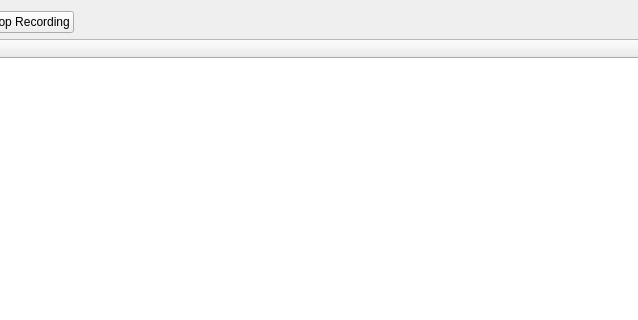
yschulz/rqt_bag_recorder, file resource/rqt_bag_recorder.ui: the form before one commit; both pictures show x 200 to 838 and y 0 to 320 of the 1123 by 500 pixel window.
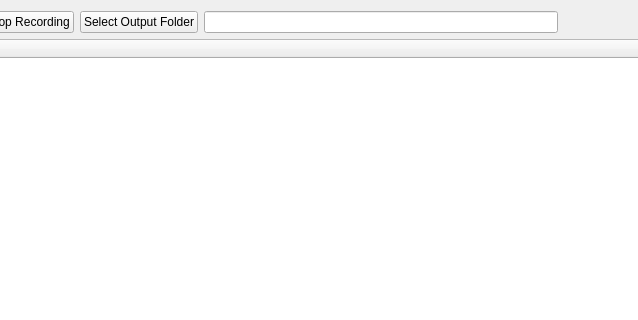
The form after the commit.

Commit message: adds recording and miscellaneous checks and bells and whistles to transport state of the widget

Patch:
```diff
--- a/resource/rqt_bag_recorder.ui
+++ b/resource/rqt_bag_recorder.ui
@@ -43,6 +43,16 @@
        </property>
       </widget>
      </item>
+     <item>
+      <widget class="QPushButton" name="set_output">
+       <property name="text">
+        <string>Select Output Folder</string>
+       </property>
+      </widget>
+     </item>
+     <item>
+      <widget class="QLineEdit" name="out_file_box"/>
+     </item>
      <item>
       <spacer name="horizontal_spacer">
        <property name="orientation">
```
The commit also changes 2 other files.
